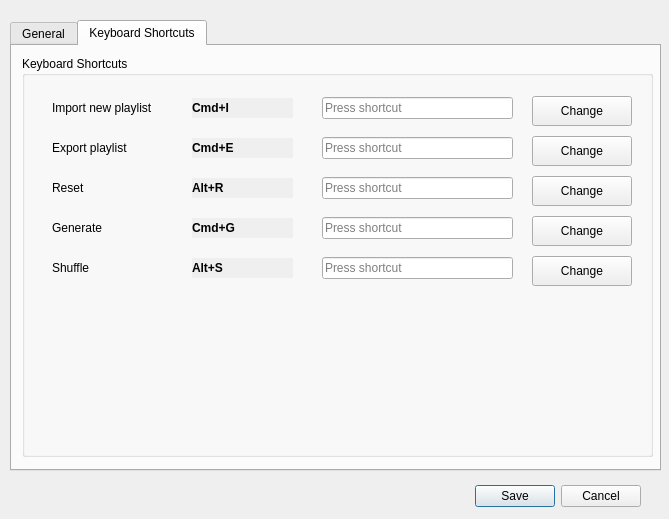
Qt form src/main/resources/base/forms/settings_dialog.ui (christianhofmanncodes/youtube-playlist-generator) before a commit.
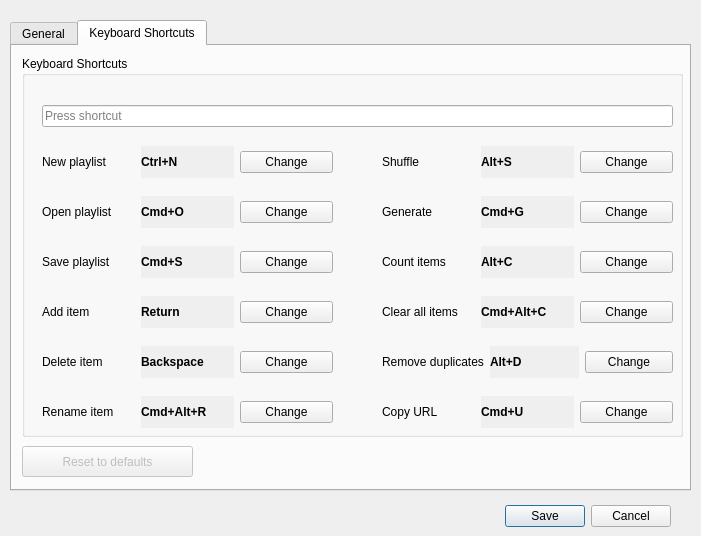
The same form after that commit. The open tabs and pages were chosen to show the change.

Commit message: Add new module settings.settings.py

```diff
--- a/src/main/resources/base/forms/settings_dialog.ui
+++ b/src/main/resources/base/forms/settings_dialog.ui
@@ -6,20 +6,20 @@
    <rect>
     <x>0</x>
     <y>0</y>
-    <width>669</width>
-    <height>519</height>
+    <width>701</width>
+    <height>536</height>
    </rect>
   </property>
   <property name="minimumSize">
    <size>
-    <width>669</width>
-    <height>519</height>
+    <width>701</width>
+    <height>536</height>
    </size>
   </property>
   <property name="maximumSize">
    <size>
-    <width>669</width>
-    <height>519</height>
+    <width>701</width>
+    <height>536</height>
    </size>
   </property>
   <property name="font">
@@ -34,8 +34,8 @@
   <widget class="QDialogButtonBox" name="buttonBox">
    <property name="geometry">
     <rect>
-     <x>300</x>
-     <y>480</y>
+     <x>330</x>
+     <y>500</y>
      <width>341</width>
      <height>32</height>
     </rect>
@@ -52,8 +52,8 @@
     <rect>
      <x>10</x>
      <y>20</y>
-     <width>651</width>
-     <height>451</height>
+     <width>681</width>
+     <height>471</height>
     </rect>
    </property>
    <property name="tabPosition">
@@ -230,8 +230,8 @@
       <rect>
        <x>10</x>
        <y>10</y>
-       <width>631</width>
-       <height>401</height>
+       <width>661</width>
+       <height>381</height>
       </rect>
      </property>
      <property name="title">
@@ -240,288 +240,521 @@
      <widget class="QKeySequenceEdit" name="keySequenceEdit_option1">
       <property name="geometry">
        <rect>
-        <x>300</x>
-        <y>40</y>
-        <width>191</width>
-        <height>24</height>
+        <x>20</x>
+        <y>30</y>
+        <width>631</width>
+        <height>61</height>
        </rect>
       </property>
      </widget>
-     <widget class="QLabel" name="label_keyboard_shortcuts_option1_text">
+     <widget class="QWidget" name="">
       <property name="geometry">
        <rect>
-        <x>30</x>
-        <y>42</y>
-        <width>121</width>
-        <height>20</height>
+        <x>360</x>
+        <y>140</y>
+        <width>291</width>
+        <height>32</height>
        </rect>
       </property>
-      <property name="text">
-       <string>Import new playlist</string>
-      </property>
+      <layout class="QHBoxLayout" name="horizontalLayout_8">
+       <item>
+        <widget class="QLabel" name="label_keyboard_shortcuts_option8_text">
+         <property name="text">
+          <string>Generate</string>
+         </property>
+        </widget>
+       </item>
+       <item>
+        <widget class="QLabel" name="label_keyboard_shortcuts_option8">
+         <property name="font">
+          <font>
+           <bold>true</bold>
+          </font>
+         </property>
+         <property name="autoFillBackground">
+          <bool>true</bool>
+         </property>
+         <property name="text">
+          <string>Cmd+G</string>
+         </property>
+        </widget>
+       </item>
+       <item>
+        <widget class="QPushButton" name="pushButton_change_option8">
+         <property name="text">
+          <string>Change</string>
+         </property>
+        </widget>
+       </item>
+      </layout>
      </widget>
-     <widget class="QLabel" name="label_keyboard_shortcuts_option2_text">
+     <widget class="QWidget" name="">
       <property name="geometry">
        <rect>
-        <x>30</x>
-        <y>82</y>
-        <width>121</width>
-        <height>20</height>
+        <x>360</x>
+        <y>90</y>
+        <width>291</width>
+        <height>32</height>
        </rect>
       </property>
-      <property name="text">
-       <string>Export playlist</string>
-      </property>
+      <layout class="QHBoxLayout" name="horizontalLayout_7">
+       <item>
+        <widget class="QLabel" name="label_keyboard_shortcuts_option7_text">
+         <property name="text">
+          <string>Shuffle</string>
+         </property>
+        </widget>
+       </item>
+       <item>
+        <widget class="QLabel" name="label_keyboard_shortcuts_option7">
+         <property name="font">
+          <font>
+           <bold>true</bold>
+          </font>
+         </property>
+         <property name="autoFillBackground">
+          <bool>true</bool>
+         </property>
+         <property name="text">
+          <string>Alt+S</string>
+         </property>
+        </widget>
+       </item>
+       <item>
+        <widget class="QPushButton" name="pushButton_change_option7">
+         <property name="text">
+          <string>Change</string>
+         </property>
+        </widget>
+       </item>
+      </layout>
      </widget>
-     <widget class="QKeySequenceEdit" name="keySequenceEdit_option2">
+     <widget class="QWidget" name="">
       <property name="geometry">
        <rect>
-        <x>300</x>
-        <y>80</y>
-        <width>191</width>
-        <height>24</height>
+        <x>360</x>
+        <y>190</y>
+        <width>291</width>
+        <height>32</height>
        </rect>
       </property>
+      <layout class="QHBoxLayout" name="horizontalLayout_9">
+       <item>
+        <widget class="QLabel" name="label_keyboard_shortcuts_option9_text">
+         <property name="text">
+          <string>Count items</string>
+         </property>
+        </widget>
+       </item>
+       <item>
+        <widget class="QLabel" name="label_keyboard_shortcuts_option9">
+         <property name="font">
+          <font>
+           <bold>true</bold>
+          </font>
+         </property>
+         <property name="autoFillBackground">
+          <bool>true</bool>
+         </property>
+         <property name="text">
+          <string>Alt+C</string>
+         </property>
+        </widget>
+       </item>
+       <item>
+        <widget class="QPushButton" name="pushButton_change_option9">
+         <property name="text">
+          <string>Change</string>
+         </property>
+        </widget>
+       </item>
+      </layout>
      </widget>
-     <widget class="QLabel" name="label_keyboard_shortcuts_option3_text">
+     <widget class="QWidget" name="">
       <property name="geometry">
        <rect>
-        <x>30</x>
-        <y>122</y>
-        <width>121</width>
-        <height>20</height>
+        <x>360</x>
+        <y>240</y>
+        <width>291</width>
+        <height>32</height>
        </rect>
       </property>
-      <property name="text">
-       <string>Reset</string>
-      </property>
+      <layout class="QHBoxLayout" name="horizontalLayout_10">
+       <item>
+        <widget class="QLabel" name="label_keyboard_shortcuts_option10_text">
+         <property name="text">
+          <string>Clear all items</string>
+         </property>
+        </widget>
+       </item>
+       <item>
+        <widget class="QLabel" name="label_keyboard_shortcuts_option10">
+         <property name="font">
+          <font>
+           <bold>true</bold>
+          </font>
+         </property>
+         <property name="autoFillBackground">
+          <bool>true</bool>
+         </property>
+         <property name="text">
+          <string>Cmd+Alt+C</string>
+         </property>
+        </widget>
+       </item>
+       <item>
+        <widget class="QPushButton" name="pushButton_change_option10">
+         <property name="text">
+          <string>Change</string>
+         </property>
+        </widget>
+       </item>
+      </layout>
      </widget>
-     <widget class="QKeySequenceEdit" name="keySequenceEdit_option3">
+     <widget class="QWidget" name="">
       <property name="geometry">
        <rect>
-        <x>300</x>
-        <y>120</y>
-        <width>191</width>
-        <height>24</height>
+        <x>20</x>
+        <y>340</y>
+        <width>291</width>
+        <height>32</height>
        </rect>
       </property>
+      <layout class="QHBoxLayout" name="horizontalLayout_6">
+       <item>
+        <widget class="QLabel" name="label_keyboard_shortcuts_option6_text">
+         <property name="text">
+          <string>Rename item</string>
+         </property>
+        </widget>
+       </item>
+       <item>
+        <widget class="QLabel" name="label_keyboard_shortcuts_option6">
+         <property name="font">
+          <font>
+           <bold>true</bold>
+          </font>
+         </property>
+         <property name="autoFillBackground">
+          <bool>true</bool>
+         </property>
+         <property name="text">
+          <string>Cmd+Alt+R</string>
+         </property>
+        </widget>
+       </item>
+       <item>
+        <widget class="QPushButton" name="pushButton_change_option6">
+         <property name="text">
+          <string>Change</string>
+         </property>
+        </widget>
+       </item>
+      </layout>
      </widget>
-     <widget class="QLabel" name="label_keyboard_shortcuts_option4_text">
+     <widget class="QWidget" name="">
       <property name="geometry">
        <rect>
-        <x>30</x>
-        <y>162</y>
-        <width>121</width>
-        <height>20</height>
+        <x>360</x>
+        <y>340</y>
+        <width>291</width>
+        <height>32</height>
        </rect>
       </property>
-      <property name="text">
-       <string>Generate</string>
-      </property>
+      <layout class="QHBoxLayout" name="horizontalLayout_12">
+       <item>
+        <widget class="QLabel" name="label_keyboard_shortcuts_option12_text">
+         <property name="text">
+          <string>Copy URL</string>
+         </property>
+        </widget>
+       </item>
+       <item>
+        <widget class="QLabel" name="label_keyboard_shortcuts_option12">
+         <property name="font">
+          <font>
+           <bold>true</bold>
+          </font>
+         </property>
+         <property name="autoFillBackground">
+          <bool>true</bool>
+         </property>
+         <property name="text">
+          <string>Cmd+U</string>
+         </property>
+        </widget>
+       </item>
+       <item>
+        <widget class="QPushButton" name="pushButton_change_option12">
+         <property name="text">
+          <string>Change</string>
+         </property>
+        </widget>
+       </item>
+      </layout>
      </widget>
-     <widget class="QKeySequenceEdit" name="keySequenceEdit_option4">
+     <widget class="QWidget" name="">
       <property name="geometry">
        <rect>
-        <x>300</x>
-        <y>160</y>
-        <width>191</width>
-        <height>24</height>
+        <x>360</x>
+        <y>290</y>
+        <width>291</width>
+        <height>32</height>
        </rect>
       </property>
+      <layout class="QHBoxLayout" name="horizontalLayout_11">
+       <item>
+        <widget class="QLabel" name="label_keyboard_shortcuts_option11_text">
+         <property name="text">
+          <string>Remove duplicates</string>
+         </property>
+        </widget>
+       </item>
+       <item>
+        <widget class="QLabel" name="label_keyboard_shortcuts_option11">
+         <property name="font">
+          <font>
+           <bold>true</bold>
+          </font>
+         </property>
+         <property name="autoFillBackground">
+          <bool>true</bool>
+         </property>
+         <property name="text">
+          <string>Alt+D</string>
+         </property>
+        </widget>
+       </item>
+       <item>
+        <widget class="QPushButton" name="pushButton_change_option11">
+         <property name="text">
+          <string>Change</string>
+         </property>
+        </widget>
+       </item>
+      </layout>
      </widget>
-     <widget class="QLabel" name="label_keyboard_shortcuts_option1">
+     <widget class="QWidget" name="">
       <property name="geometry">
        <rect>
-        <x>170</x>
-        <y>42</y>
-        <width>101</width>
-        <height>20</height>
+        <x>20</x>
+        <y>190</y>
+        <width>291</width>
+        <height>32</height>
        </rect>
       </property>
-      <property name="font">
-       <font>
-        <bold>true</bold>
-       </font>
-      </property>
-      <property name="autoFillBackground">
-       <bool>true</bool>
-      </property>
-      <property name="text">
-       <string>Cmd+I</string>
-      </property>
+      <layout class="QHBoxLayout" name="horizontalLayout_3">
+       <item>
+        <widget class="QLabel" name="label_keyboard_shortcuts_option3_text">
+         <property name="text">
+          <string>Save playlist</string>
+         </property>
+        </widget>
+       </item>
+       <item>
+        <widget class="QLabel" name="label_keyboard_shortcuts_option3">
+         <property name="font">
+          <font>
+           <bold>true</bold>
+          </font>
+         </property>
+         <property name="autoFillBackground">
+          <bool>true</bool>
+         </property>
+         <property name="text">
+          <string>Cmd+S</string>
+         </property>
+        </widget>
+       </item>
+       <item>
+        <widget class="QPushButton" name="pushButton_change_option3">
+         <property name="text">
+          <string>Change</string>
+         </property>
+        </widget>
+       </item>
+      </layout>
      </widget>
-     <widget class="QLabel" name="label_keyboard_shortcuts_option2">
+     <widget class="QWidget" name="">
       <property name="geometry">
        <rect>
-        <x>170</x>
-        <y>82</y>
-        <width>101</width>
-        <height>20</height>
+        <x>20</x>
+        <y>240</y>
+        <width>291</width>
+        <height>32</height>
        </rect>
       </property>
-      <property name="font">
-       <font>
-        <bold>true</bold>
-       </font>
-      </property>
-      <property name="autoFillBackground">
-       <bool>true</bool>
-      </property>
-      <property name="text">
-       <string>Cmd+E</string>
-      </property>
+      <layout class="QHBoxLayout" name="horizontalLayout_4">
+       <item>
+        <widget class="QLabel" name="label_keyboard_shortcuts_option4_text">
+         <property name="text">
+          <string>Add item</string>
+         </property>
+        </widget>
+       </item>
+       <item>
+        <widget class="QLabel" name="label_keyboard_shortcuts_option4">
+         <property name="font">
+          <font>
+           <bold>true</bold>
+          </font>
+         </property>
+         <property name="autoFillBackground">
+          <bool>true</bool>
+         </property>
+         <property name="text">
+          <string>Return</string>
+         </property>
+        </widget>
+       </item>
+       <item>
+        <widget class="QPushButton" name="pushButton_change_option4">
+         <property name="text">
+          <string>Change</string>
+         </property>
+        </widget>
+       </item>
+      </layout>
      </widget>
-     <widget class="QLabel" name="label_keyboard_shortcuts_option3">
+     <widget class="QWidget" name="">
       <property name="geometry">
        <rect>
-        <x>170</x>
-        <y>122</y>
-        <width>101</width>
-        <height>20</height>
+        <x>20</x>
+        <y>90</y>
+        <width>291</width>
+        <height>32</height>
        </rect>
       </property>
-      <property name="font">
-       <font>
-        <bold>true</bold>
-       </font>
-      </property>
-      <property name="autoFillBackground">
-       <bool>true</bool>
-      </property>
-      <property name="text">
-       <string>Alt+R</string>
-      </property>
+      <layout class="QHBoxLayout" name="horizontalLayout">
+       <item>
+        <widget class="QLabel" name="label_keyboard_shortcuts_option1_text">
+         <property name="text">
+          <string>New playlist</string>
+         </property>
+        </widget>
+       </item>
+       <item>
+        <widget class="QLabel" name="label_keyboard_shortcuts_option1">
+         <property name="font">
+          <font>
+           <bold>true</bold>
+          </font>
+         </property>
+         <property name="autoFillBackground">
+          <bool>true</bool>
+         </property>
+         <property name="text">
+          <string>Ctrl+N</string>
+         </property>
+        </widget>
+       </item>
+       <item>
+        <widget class="QPushButton" name="pushButton_change_option1">
+         <property name="text">
+          <string>Change</string>
+         </property>
+        </widget>
+       </item>
+      </layout>
      </widget>
-     <widget class="QLabel" name="label_keyboard_shortcuts_option4">
+     <widget class="QWidget" name="">
       <property name="geometry">
        <rect>
-        <x>170</x>
-        <y>162</y>
-        <width>101</width>
-        <height>20</height>
+        <x>20</x>
+        <y>140</y>
+        <width>291</width>
+        <height>32</height>
        </rect>
       </property>
-      <property name="font">
-       <font>
-        <bold>true</bold>
-       </font>
-      </property>
-      <property name="autoFillBackground">
-       <bool>true</bool>
-      </property>
-      <property name="text">
-       <string>Cmd+G</string>
-      </property>
+      <layout class="QHBoxLayout" name="horizontalLayout_2">
+       <item>
+        <widget class="QLabel" name="label_keyboard_shortcuts_option2_text">
+         <property name="text">
+          <string>Open playlist</string>
+         </property>
+        </widget>
+       </item>
+       <item>
+        <widget class="QLabel" name="label_keyboard_shortcuts_option2">
+         <property name="font">
+          <font>
+           <bold>true</bold>
+          </font>
+         </property>
+         <property name="autoFillBackground">
+          <bool>true</bool>
+         </property>
+         <property name="text">
+          <string>Cmd+O</string>
+         </property>
+        </widget>
+       </item>
+       <item>
+        <widget class="QPushButton" name="pushButton_change_option2">
+         <property name="text">
+          <string>Change</string>
+         </property>
+        </widget>
+       </item>
+      </layout>
      </widget>
-     <widget class="QPushButton" name="pushButton_change_option1">
+     <widget class="QWidget" name="">
       <property name="geometry">
        <rect>
-        <x>510</x>
-        <y>40</y>
-        <width>100</width>
-        <height>30</height>
+        <x>20</x>
+        <y>290</y>
+        <width>291</width>
+        <height>32</height>
        </rect>
       </property>
-      <property name="text">
-       <string>Change</string>
-      </property>
+      <layout class="QHBoxLayout" name="horizontalLayout_5">
+       <item>
+        <widget class="QLabel" name="label_keyboard_shortcuts_option5_text">
+         <property name="text">
+          <string>Delete item</string>
+         </property>
+        </widget>
+       </item>
+       <item>
+        <widget class="QLabel" name="label_keyboard_shortcuts_option5">
+         <property name="font">
+          <font>
+           <bold>true</bold>
+          </font>
+         </property>
+         <property name="autoFillBackground">
+          <bool>true</bool>
+         </property>
+         <property name="text">
+          <string>Backspace</string>
+         </property>
+        </widget>
+       </item>
+       <item>
+        <widget class="QPushButton" name="pushButton_change_option5">
+         <property name="text">
+          <string>Change</string>
+         </property>
+        </widget>
+       </item>
+      </layout>
      </widget>
-     <widget class="QPushButton" name="pushButton_change_option2">
-      <property name="geometry">
-       <rect>
-        <x>510</x>
-        <y>80</y>
-        <width>100</width>
-        <height>30</height>
-       </rect>
-      </property>
-      <property name="text">
-       <string>Change</string>
-      </property>
-     </widget>
-     <widget class="QPushButton" name="pushButton_change_option3">
-      <property name="geometry">
-       <rect>
-        <x>510</x>
-        <y>120</y>
-        <width>100</width>
-        <height>30</height>
-       </rect>
-      </property>
-      <property name="text">
-       <string>Change</string>
-      </property>
-     </widget>
-     <widget class="QPushButton" name="pushButton_change_option4">
-      <property name="geometry">
-       <rect>
-        <x>510</x>
-        <y>160</y>
-        <width>100</width>
-        <height>30</height>
-       </rect>
-      </property>
-      <property name="text">
-       <string>Change</string>
-      </property>
-     </widget>
-     <widget class="QLabel" name="label_keyboard_shortcuts_option5">
-      <property name="geometry">
-       <rect>
-        <x>170</x>
-        <y>202</y>
-        <width>101</width>
-        <height>20</height>
-       </rect>
-      </property>
-      <property name="font">
-       <font>
-        <bold>true</bold>
-       </font>
-      </property>
-      <property name="autoFillBackground">
-       <bool>true</bool>
-      </property>
-      <property name="text">
-       <string>Alt+S</string>
-      </property>
-     </widget>
-     <widget class="QKeySequenceEdit" name="keySequenceEdit_option5">
-      <property name="geometry">
-       <rect>
-        <x>300</x>
-        <y>200</y>
-        <width>191</width>
-        <height>24</height>
-       </rect>
-      </property>
-     </widget>
-     <widget class="QLabel" name="label_keyboard_shortcuts_option5_text">
-      <property name="geometry">
-       <rect>
-        <x>30</x>
-        <y>202</y>
-        <width>121</width>
-        <height>20</height>
-       </rect>
-      </property>
-      <property name="text">
-       <string>Shuffle</string>
-      </property>
-     </widget>
-     <widget class="QPushButton" name="pushButton_change_option5">
-      <property name="geometry">
-       <rect>
-        <x>510</x>
-        <y>200</y>
-        <width>100</width>
-        <height>30</height>
-       </rect>
-      </property>
-      <property name="text">
-       <string>Change</string>
-      </property>
-     </widget>
+    </widget>
+    <widget class="QPushButton" name="pushButton_reset_defaults">
+     <property name="enabled">
+      <bool>false</bool>
+     </property>
+     <property name="geometry">
+      <rect>
+       <x>10</x>
+       <y>400</y>
+       <width>171</width>
+       <height>31</height>
+      </rect>
+     </property>
+     <property name="text">
+      <string>Reset to defaults</string>
+     </property>
     </widget>
    </widget>
   </widget>
```
Left out of the diff: 10 changed lines with no effect on the pictures. The commit also changes 1 other file.
